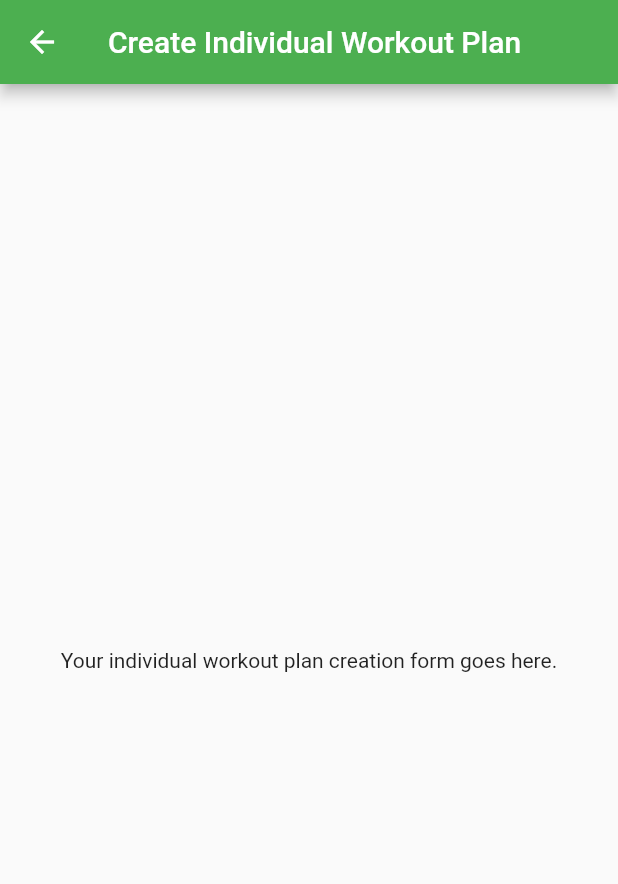
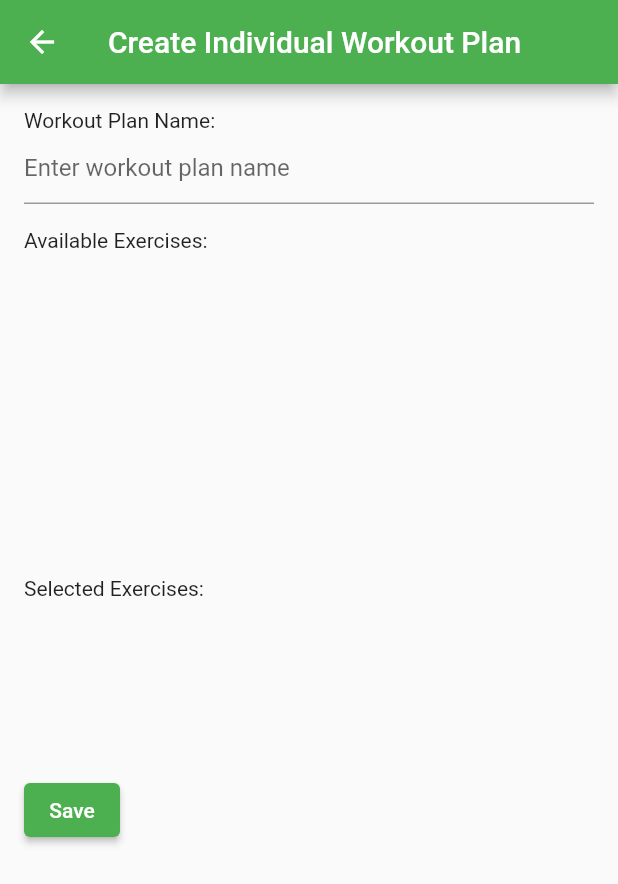
Before and after one commit to rashodkorala/Getfit, a Flutter app: the CreateIndividualWorkoutPage screen opened directly, on a phone screen of 412 x 824 dp. Shown: the top 884 px of the screen. Run offline on Flutter 3.47's test engine with Material 2 defaults, Android fonts, the light colour scheme and no system bars; our stand-ins replace cloud_firestore, firebase_auth, firebase_core, shared_preferences; accounts and stored records are empty.

Commit message:
add workout creation and view workoutplan

```diff
--- a/lib/view/ViewWorkoutPlanPage.dart
+++ b/lib/view/ViewWorkoutPlanPage.dart
@@ -1,29 +1,44 @@
 import 'package:flutter/material.dart';
-
-import 'WorkoutListView.dart';
+import 'package:getfit/model/workout_model.dart';
 
 class ViewWorkoutPlanPage extends StatelessWidget {
-  final WorkoutPlan workoutPlan;
+  final Workout workout;
 
-  ViewWorkoutPlanPage({required this.workoutPlan});
+  ViewWorkoutPlanPage({required this.workout});
 
   @override
   Widget build(BuildContext context) {
     return Scaffold(
       appBar: AppBar(
-        title: Text(workoutPlan.title),
+        title: Text(workout.name),
       ),
       body: Padding(
         padding: const EdgeInsets.all(16.0),
         child: Column(
           crossAxisAlignment: CrossAxisAlignment.start,
           children: [
-            Text('Title: ${workoutPlan.title}'),
-            Text('Created on: ${formatDate(workoutPlan.creationDate)}'),
+            Text('Title: ${workout.name}'),
+            Text('Created on: ${formatDate(workout.creationDate)}'),
+            SizedBox(height: 16),
+            Text('Exercises:'),
+            _buildExerciseList(),
             // Add more details as needed
           ],
         ),
       ),
+    );
+  }
+
+  Widget _buildExerciseList() {
+    return Column(
+      crossAxisAlignment: CrossAxisAlignment.start,
+      children: workout.exercises.map((exercise) {
+        return ListTile(
+          title: Text(exercise.name),
+          subtitle: Text(exercise.description),
+          // Add more details or actions as needed
+        );
+      }).toList(),
     );
   }
 
--- /dev/null
+++ b/lib/view/createIndiviualWorkouts_view.dart
@@ -0,0 +1,158 @@
+import 'package:flutter/material.dart';
+import '../controller/exerciesService.dart';
+import '../controller/workoutService.dart';
+import '../model/Exerice_model.dart';
+import '../model/workout_model.dart';
+
+class CreateIndividualWorkoutPage extends StatefulWidget {
+  @override
+  _CreateIndividualWorkoutPageState createState() =>
+      _CreateIndividualWorkoutPageState();
+}
+
+class _CreateIndividualWorkoutPageState
+    extends State<CreateIndividualWorkoutPage> {
+  final ExcersiceService _excersiceService = ExcersiceService();
+  final WorkoutService _workoutService = WorkoutService();
+  List<Exercise> availableExercises = [];
+  List<Exercise> selectedExercises = [];
+  TextEditingController workoutNameController = TextEditingController();
+
+  @override
+  void initState() {
+    super.initState();
+    _loadAvailableExercises();
+  }
+
+  void _loadAvailableExercises() async {
+    try {
+      List<Exercise> exercises = await _excersiceService.getExercises();
+      setState(() {
+        availableExercises = exercises;
+      });
+    } catch (e) {
+      print('Error loading exercises: $e');
+    }
+  }
+
+  @override
+  Widget build(BuildContext context) {
+    return Scaffold(
+      appBar: AppBar(
+        title: const Text('Create Individual Workout Plan'),
+      ),
+      body: Padding(
+        padding: const EdgeInsets.all(16.0),
+        child: Column(
+          crossAxisAlignment: CrossAxisAlignment.start,
+          children: [
+            Text('Workout Plan Name:'),
+            TextField(
+              controller: workoutNameController,
+              decoration: InputDecoration(
+                hintText: 'Enter workout plan name',
+              ),
+            ),
+            SizedBox(height: 16),
+            Text('Available Exercises:'),
+            _buildAvailableExercisesList(),
+            SizedBox(height: 16),
+            Text('Selected Exercises:'),
+            _buildSelectedExercisesList(),
+            SizedBox(height: 16),
+            ElevatedButton(
+              onPressed: () {
+                // Perform the action to save the selected exercises
+                _saveSelectedExercises();
+              },
+              child: const Text('Save'),
+            ),
+          ],
+        ),
+      ),
+    );
+  }
+
+  Widget _buildAvailableExercisesList() {
+    return Container(
+      height: 200,
+      child: ListView.builder(
+        itemCount: availableExercises.length,
+        itemBuilder: (context, index) {
+          Exercise exercise = availableExercises[index];
+          return ListTile(
+            title: Text(exercise.name),
+            onTap: () {
+              setState(() {
+                selectedExercises.add(exercise);
+              });
+            },
+          );
+        },
+      ),
+    );
+  }
+
+  Widget _buildSelectedExercisesList() {
+    return Container(
+      height: 100,
+      child: ListView.builder(
+        itemCount: selectedExercises.length,
+        itemBuilder: (context, index) {
+          Exercise exercise = selectedExercises[index];
+          return ListTile(
+            title: Text(exercise.name),
+            trailing: IconButton(
+              icon: Icon(Icons.delete),
+              onPressed: () {
+                setState(() {
+                  selectedExercises.removeAt(index);
+                });
+              },
+            ),
+          );
+        },
+      ),
+    );
+  }
+
+  void _saveSelectedExercises() async {
+    try {
+      String workoutName = workoutNameController.text;
+
+      if (workoutName.isNotEmpty && selectedExercises.isNotEmpty) {
+        // Get the authenticated user's ID
+        String? userId = await _workoutService.getUserId();
+
+        if (userId != null) {
+          // Create a Workout instance with the selected exercises
+          Workout workout = Workout(
+            name: workoutName,
+            exercises: selectedExercises,
+            creationDate: DateTime.now(),
+          );
+
+          // Save the workout to Firestore using the WorkoutService
+          await _workoutService.addWorkout(workout);
+
+          // After saving, you might want to navigate to a different page or show a confirmation
+          //show a confirmation
+          ScaffoldMessenger.of(context).showSnackBar(
+            SnackBar(
+              content: Text('Workout saved successfully!'),
+            ),
+          );
+          // navigate to show all workouts
+          Navigator.pushNamed(context, '/viewworkout');
+        } else {
+          throw Exception('User not authenticated');
+        }
+      } else {
+        // Handle the case where workout name or selected exercises are empty
+      }
+    } catch (e) {
+      // Handle errors (e.g., show an error message)
+      print('Error saving workout: $e');
+    }
+  }
+}
--- a/lib/view/createWorkout_view.dart
+++ b/lib/view/createWorkout_view.dart
@@ -1,6 +1,8 @@
 import 'package:flutter/material.dart';
 
+import 'createIndiviualWorkouts_view.dart';
 import 'createPersonalizedWorkout_view.dart';
+import 'prebuiltWorkoutplans_view.dart';
 
 class CreateWorkoutPlanPage extends StatelessWidget {
   @override
@@ -60,35 +62,3 @@ class CreateWorkoutPlanPage extends StatelessWidget {
     );
   }
 }
-
-class CreateIndividualWorkoutPage extends StatelessWidget {
-  @override
-  Widget build(BuildContext context) {
-    return Scaffold(
-      appBar: AppBar(
-        title: const Text('Create Individual Workout Plan'),
-      ),
-      body: Center(
-        child:
-            const Text('Your individual workout plan creation form goes here.'),
-        // Add form fields, buttons, and logic for creating individual workout plans
-      ),
-    );
-  }
-}
-
-class ChoosePrebuiltWorkoutPage extends StatelessWidget {
-  @override
-  Widget build(BuildContext context) {
-    return Scaffold(
-      appBar: AppBar(
-        title: const Text('Choose Prebuilt Workout Plan'),
-      ),
-      body: Center(
-        child: const Text(
-            'Your page to choose a prebuilt workout plan goes here.'),
-        // Add UI elements and logic for choosing a prebuilt workout plan
-      ),
-    );
-  }
-}
```
Also changed, not shown: lib/controller/workoutService.dart (+35 -6 lines), lib/view/WorkoutListView.dart (+30 -18 lines), lib/view/prebuiltWorkoutplans_view.dart (added, +17 -0 lines).
